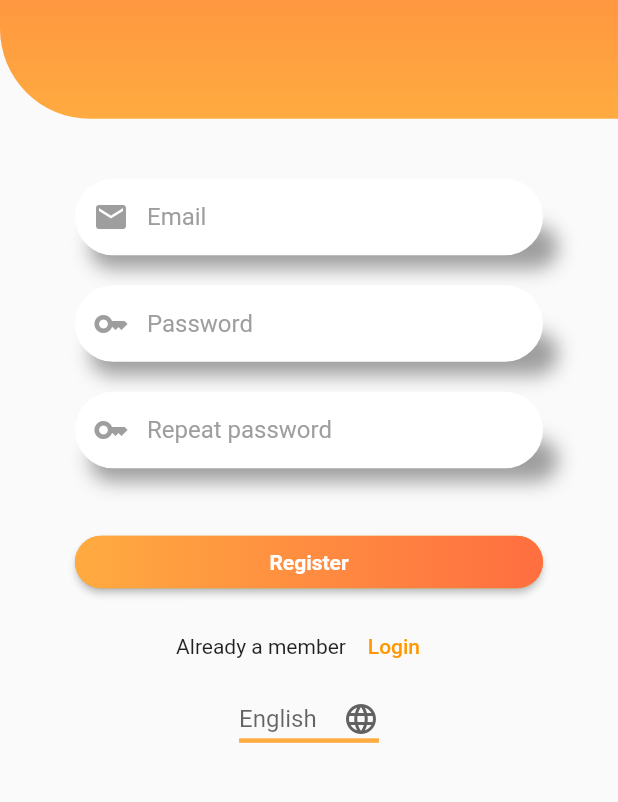
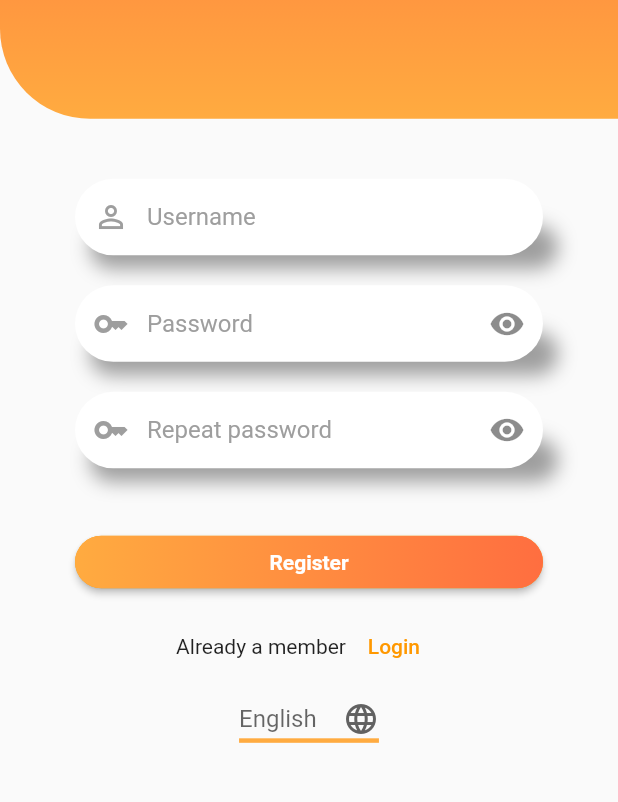
Before and after one commit to bimba9944/Flutter_Todo, a Flutter app: the screen it shows after launch, on a phone screen of 412 x 824 dp, the part 252-1054 px from its top. Run offline on Flutter 3.47's test engine with Material 2 defaults, Android fonts, the phone set to English and light mode, and no system bars; our stand-ins replace flutter_localization, shared_preferences.

Commit message:
zavrsena validacija inputa kao i toggle za password

```diff
--- a/lib/helpers/colorHelper.dart
+++ b/lib/helpers/colorHelper.dart
@@ -1,48 +1,24 @@
 import 'package:flutter/material.dart';
 
 class ColorHelper{
-  static _Container container = _Container();
-  static _DropDownButton dropDown = _DropDownButton();
-  static _AppBar appBar = _AppBar();
-  static _Drawer drawer = _Drawer();
-  static _Button button = _Button();
-  static _InputField input = _InputField();
+  static Color signUpContainer1 = Colors.deepOrangeAccent;
+  static Color signUpContainer2 = Colors.orangeAccent;
+  static Color signUpContainerIcon = Colors.white;
+  static Color logInContainer1 = Colors.deepOrangeAccent;
+  static Color logInContainer2 = Colors.orangeAccent;
+  static Color logInContainerIcon = Colors.white;
+  static Color underLine = Colors.orangeAccent;
+  static Color appBar1 = Colors.deepOrangeAccent;
+  static Color appBar2 = Colors.orangeAccent;
+  static Color appBarPageAfterLogIn = Colors.deepOrangeAccent;
+  static Color appBarIndicatorLine = Colors.white;
+  static Color header1 = Colors.deepOrangeAccent;
+  static Color header2 = Colors.orangeAccent;
+  static Color buttonColor1 = Colors.orangeAccent;
+  static Color buttonColor2 = Colors.deepOrangeAccent;
+  static Color buttonText = Colors.white;
+  static Color inputShadow = Colors.grey;
+  static Color inputIcon = Colors.grey;
+  static Color inputHint = Colors.grey;
+  static Color fillColor = Colors.white;
 }
-
-class _Container{
-  Color signUpContainer1 = Colors.deepOrangeAccent;
-  Color signUpContainer2 = Colors.orangeAccent;
-  Color signUpContainerIcon = Colors.white;
-  Color logInContainer1 = Colors.deepOrangeAccent;
-  Color logInContainer2 = Colors.orangeAccent;
-  Color logInContainerIcon = Colors.white;
-}
-
-class _DropDownButton{
-  Color underLine = Colors.orangeAccent;
-}
-
-class _AppBar{
-  Color appBar1 = Colors.deepOrangeAccent;
-  Color appBar2 = Colors.orangeAccent;
-  Color appBarPageAfterLogIn = Colors.deepOrangeAccent;
-  Color appBarIndicatorLine = Colors.white;
-}
-
-class _Drawer{
-  Color header1 = Colors.deepOrangeAccent;
-  Color header2 = Colors.orangeAccent;
-}
-
-class _Button{
-  Color buttonColor1 = Colors.orangeAccent;
-  Color buttonColor2 = Colors.deepOrangeAccent;
-  Color buttonText = Colors.white;
-}
-
-class _InputField{
-  Color inputShadow = Colors.grey;
-  Color inputIcon = Colors.grey;
-  Color inputHint = Colors.grey;
-  Color fillColor = Colors.white;
-}
--- a/lib/helpers/iconHelper.dart
+++ b/lib/helpers/iconHelper.dart
@@ -1,35 +1,15 @@
 import 'package:flutter/material.dart';
 
 class IconHelper{
-  static _Container container = _Container();
-  static _Input input = _Input();
-  static _Dropdown dropdown = _Dropdown();
-  static _TabBar tabBar = _TabBar();
-  static _Drawer drawer = _Drawer();
+  static IconData signUpContainerIcon = Icons.ac_unit;
+  static IconData logInContainerIcon = Icons.ac_unit;
+  static IconData inputIconPassword = Icons.key;
+  static IconData inputIconUser = Icons.perm_identity;
+  static IconData dropdownIcon = Icons.language;
+  static IconData unFinishedTasks = Icons.work;
+  static IconData finished = Icons.done;
+  static IconData changeLanguage = Icons.language;
+  static IconData changeTheme = Icons.brush;
+  static IconData logOut = Icons.logout;
+  static IconData toglePassword = Icons.visibility;
 }
-
-class _Container{
-  IconData signUpContainerIcon = Icons.ac_unit;
-  IconData logInContainerIcon = Icons.ac_unit;
-}
-
-class _Input{
-  IconData inputIconEmail = Icons.mail;
-  IconData inputIconPassword = Icons.key;
-  IconData inputIconUser = Icons.perm_identity;
-}
-
-class _Dropdown{
-  IconData dropdownIcon = Icons.language;
-}
-
-class _TabBar{
-  IconData unFinishedTasks = Icons.work;
-  IconData finished = Icons.done;
-}
-
-class _Drawer{
-  IconData changeLanguage = Icons.language;
-  IconData changeTheme = Icons.brush;
-  IconData logOut = Icons.logout;
-}
--- a/lib/helpers/languages.dart
+++ b/lib/helpers/languages.dart
@@ -4,13 +4,12 @@ mixin AppLocale {
   static const String changeLanguage = 'Change language';
   static const String changeTheme = 'Change theme';
   static const String logOut = 'Logout';
-  static const String email = 'Email';
   static const String password = 'Password';
   static const String repeatPassword = 'Repeat password';
   static const String register = 'Register';
   static const String alreadyAMember = 'Already a member';
   static const String logIn = 'Login';
-  static const String userOrEmail = 'Username or Email';
+  static const String username = 'Username';
 
   static const Map<String, dynamic> EN = {
     title: 'TODO',
@@ -18,13 +17,12 @@ mixin AppLocale {
     changeLanguage: changeLanguage,
     changeTheme: changeTheme,
     logOut: logOut,
-    email: email,
     password: password,
     repeatPassword:repeatPassword,
     register:register,
     alreadyAMember:alreadyAMember,
     logIn:logIn,
-    userOrEmail:userOrEmail
+    username:username
   };
   static const Map<String, dynamic> KM = {
     title: '去做',
@@ -32,13 +30,12 @@ mixin AppLocale {
     changeLanguage: '改变语言',
     changeTheme: '改变主题',
     logOut: '登出',
-    email: '电子邮件',
     password:'密码',
     repeatPassword: '重复输入密码',
     register: '登记',
     alreadyAMember:'已经是会员',
     logIn:'登录',
-    userOrEmail:'用户名或电子邮件'
+    username:'用户名或电子邮件'
   };
   static const Map<String, dynamic> JA = {
     title: 'する',
@@ -46,12 +43,11 @@ mixin AppLocale {
     changeLanguage: '言語を変更',
     changeTheme: 'テーマを変更',
     logOut: 'ログアウト',
-    email: 'Eメール',
     password:'パスワード',
     repeatPassword:'パスワードを再度入力してください',
     register:'登録',
     alreadyAMember:'すでに会員',
     logIn:'ログインする',
-    userOrEmail:'ユーザー名または電子メール'
+    username:'ユーザー名または電子メール'
   };
 }
--- /dev/null
+++ b/lib/models/enums/inputFieldEnums.dart
@@ -0,0 +1,4 @@
+enum InputFieldEnums {
+  usernameInput,
+  passwordInput,
+}
--- a/lib/pages/signUp.dart
+++ b/lib/pages/signUp.dart
@@ -1,10 +1,11 @@
 import 'package:flutter/material.dart';
 import 'package:flutter_localization/flutter_localization.dart';
+
 import 'package:todo/helpers/iconHelper.dart';
-
 import 'package:todo/helpers/languageHelper.dart';
 import 'package:todo/helpers/languages.dart';
 import 'package:todo/helpers/preferencesHelper.dart';
+import 'package:todo/models/enums/inputFieldEnums.dart';
 import 'package:todo/models/language.dart';
 import 'package:todo/widgets/inputItems.dart';
 import 'package:todo/widgets/buttonItem.dart';
@@ -21,6 +22,7 @@ class _SignUpState extends State<SignUp> {
   List<Language> listOfLanguages = LanguageHelper.languages;
   Language? dropdownValue;
   final FlutterLocalization _localization = FlutterLocalization.instance;
+  final _formKey = GlobalKey<FormState>();
 
   @override
   void initState() {
@@ -37,6 +39,22 @@ class _SignUpState extends State<SignUp> {
 
   void _changePage() {
     Navigator.pushNamed(context, '/LogIn');
+  }
+
+  void validationOnClick() {
+    if (_formKey.currentState!.validate()) {
+      ScaffoldMessenger.of(context).showSnackBar(
+        const SnackBar(content: Text('Processing Data')),
+      );
+    }
+  }
+
+  bool _obscureText = true;
+
+  void togle(){
+    setState(() {
+      _obscureText = !_obscureText;
+    });
   }
 
   @override
@@ -57,8 +75,8 @@ class _SignUpState extends State<SignUp> {
                   begin: Alignment.topCenter,
                   end: Alignment.bottomCenter,
                   colors: [
-                    ColorHelper.container.signUpContainer1,
-                    ColorHelper.container.signUpContainer2,
+                    ColorHelper.signUpContainer1,
+                    ColorHelper.signUpContainer2,
                   ],
                 ),
               ),
@@ -67,8 +85,8 @@ class _SignUpState extends State<SignUp> {
                 mainAxisAlignment: MainAxisAlignment.center,
                 children: <Widget>[
                   Icon(
-                    IconHelper.container.signUpContainerIcon,
-                    color: ColorHelper.container.signUpContainerIcon,
+                    IconHelper.signUpContainerIcon,
+                    color: ColorHelper.signUpContainerIcon,
                     size: 60,
                   ),
                   const Text(
@@ -79,11 +97,40 @@ class _SignUpState extends State<SignUp> {
               ),
             ),
             const SizedBox(height: 30),
-            InputItems(IconHelper.input.inputIconEmail, AppLocale.email.getString(context)),
-            InputItems(IconHelper.input.inputIconPassword, AppLocale.password.getString(context)),
-            InputItems(IconHelper.input.inputIconPassword, AppLocale.repeatPassword.getString(context)),
+            Form(
+              key: _formKey,
+              child: Column(
+                children: [
+                  InputItems(
+                    inputIcon: IconHelper.inputIconUser,
+                    inputHint: AppLocale.username.getString(context),
+                    inputType: InputFieldEnums.usernameInput,
+                    obscureText: false
+                  ),
+                  InputItems(
+                    inputIcon: IconHelper.inputIconPassword,
+                    inputHint: AppLocale.password.getString(context),
+                    inputType: InputFieldEnums.passwordInput,
+                    obscureText: _obscureText,
+                    togleIcon: IconHelper.toglePassword,
+                    onPressed: togle,
+                  ),
+                  InputItems(
+                    inputIcon: IconHelper.inputIconPassword,
+                    inputHint: AppLocale.repeatPassword.getString(context),
+                    inputType: InputFieldEnums.passwordInput,
+                    obscureText: _obscureText,
+                    togleIcon: IconHelper.toglePassword,
+                    onPressed: togle,
+                  ),
+                ],
+              ),
+            ),
             const SizedBox(height: 30),
-            ButtonItem(AppLocale.register.getString(context)),
+            ButtonItem(
+              buttonTxt: AppLocale.register.getString(context),
+              onPressed: validationOnClick,
+            ),
             const SizedBox(height: 10),
             Row(
               mainAxisAlignment: MainAxisAlignment.center,
@@ -97,10 +144,10 @@ class _SignUpState extends State<SignUp> {
             ),
             DropdownButton<Language>(
               borderRadius: BorderRadius.circular(10),
-              underline: Container(color: ColorHelper.dropDown.underLine, height: 3),
+              underline: Container(color: ColorHelper.underLine, height: 3),
               hint: Text(dropdownValue!.languageName),
               key: UniqueKey(),
-              icon: Icon(IconHelper.dropdown.dropdownIcon),
+              icon: Icon(IconHelper.dropdownIcon),
               items: listOfLanguages.map<DropdownMenuItem<Language>>((Language language) {
                 return DropdownMenuItem(value: language, child: Text(language.languageName));
               }).toList(),
--- a/lib/widgets/buttonItem.dart
+++ b/lib/widgets/buttonItem.dart
@@ -3,19 +3,18 @@ import 'package:todo/helpers/colorHelper.dart';
 
 class ButtonItem extends StatelessWidget {
   final String buttonTxt;
+  final Function onPressed;
 
-  ButtonItem(this.buttonTxt);
+  const ButtonItem({super.key, required this.buttonTxt,required this.onPressed,});
 
   @override
   Widget build(BuildContext context) {
-    void changePage(){
-      Navigator.pushNamed(context, '/PageAfterLogIn');
-    }
+
     return Container(
       padding: const EdgeInsets.symmetric(vertical: 5, horizontal: 50),
       height: 45.0,
       child: ElevatedButton(
-        onPressed: changePage,
+        onPressed:() => onPressed(),
         style: ElevatedButton.styleFrom(
           shape: RoundedRectangleBorder(
             borderRadius: BorderRadius.circular(20),
@@ -25,7 +24,7 @@ class ButtonItem extends StatelessWidget {
         child: Ink(
           decoration: BoxDecoration(
               gradient:LinearGradient(
-                colors: [ColorHelper.button.buttonColor1,ColorHelper.button.buttonColor2],
+                colors: [ColorHelper.buttonColor1,ColorHelper.buttonColor2],
                 begin: Alignment.centerLeft,
                 end: Alignment.centerRight,
               ),
@@ -36,7 +35,7 @@ class ButtonItem extends StatelessWidget {
               buttonTxt,
               textAlign: TextAlign.center,
               style:
-                  TextStyle(color: ColorHelper.button.buttonText, fontWeight: FontWeight.bold),
+                  TextStyle(color: ColorHelper.buttonText, fontWeight: FontWeight.bold),
             ),
           ),
         ),
--- a/lib/widgets/inputItems.dart
+++ b/lib/widgets/inputItems.dart
@@ -1,43 +1,81 @@
 import 'package:flutter/material.dart';
 import 'package:todo/helpers/colorHelper.dart';
-
+import 'package:todo/models/enums/inputFieldEnums.dart';
 
 class InputItems extends StatelessWidget {
   final IconData inputIcon;
   final String inputHint;
+  final InputFieldEnums inputType;
+  final IconData? togleIcon;
+  final bool obscureText;
+  final Function? onPressed;
+
+  const InputItems({
+    super.key,
+    required this.inputIcon,
+    required this.inputHint,
+    required this.inputType,
+    this.togleIcon,
+    required this.obscureText,
+    this.onPressed
+  });
+
+  bool isValidUsername(String value) {
+    final usernameRegEx = RegExp(r'[0-9a-zA-Z]{6}');
+    return usernameRegEx.hasMatch(value);
+  }
+
+  bool isValidPassword(String value) {
+    final passwordRegEx = RegExp(r'[0-9a-zA-Z]{6}');
+    return passwordRegEx.hasMatch(value);
+  }
 
 
-  InputItems(this.inputIcon, this.inputHint);
 
   @override
   Widget build(BuildContext context) {
     return Container(
       decoration: BoxDecoration(
         borderRadius: BorderRadius.circular(50),
-        boxShadow:[
+        boxShadow: [
           BoxShadow(
             spreadRadius: -50,
-            color: ColorHelper.input.inputShadow,
+            color: ColorHelper.inputShadow,
             blurRadius: 10,
             offset: Offset(10, 20),
           ),
         ],
       ),
       padding: const EdgeInsets.symmetric(vertical: 10, horizontal: 50),
-      child: Form(
       child: TextFormField(
+      obscureText: obscureText ,
+      controller: null,
+      validator: (value) {
+        String? validatorResult;
+        if (inputType == InputFieldEnums.usernameInput && !isValidUsername(value!)) {
+          validatorResult = 'Invalid username';
+        }
+        else if (inputType == InputFieldEnums.passwordInput && !isValidPassword(value!)) {
+          validatorResult = 'Invalid password';
+        }
+        return validatorResult;
+      },
       decoration: InputDecoration(
         prefixIcon: Icon(
           inputIcon,
-              color: ColorHelper.input.inputIcon,
+          color: ColorHelper.inputIcon,
         ),
+        suffixIcon: IconButton(onPressed: () => onPressed!(), icon: Icon(togleIcon),),
+
         errorStyle: TextStyle(
-              color: Theme.of(context).primaryColor,
+          color: Theme
+              .of(context)
+              .primaryColor,
           fontWeight: FontWeight.bold,
           fontSize: 13,
         ),
         hintText: inputHint,
-            hintStyle:  TextStyle(fontSize: 16, color: ColorHelper.input.inputHint),
+        hintStyle: TextStyle(fontSize: 16, color: ColorHelper.inputHint),
         border: OutlineInputBorder(
           borderRadius: BorderRadius.circular(30),
           borderSide: const BorderSide(
@@ -47,10 +85,9 @@ class InputItems extends StatelessWidget {
         ),
         filled: true,
         contentPadding: const EdgeInsets.all(16),
-            fillColor: ColorHelper.input.fillColor,
+        fillColor: ColorHelper.fillColor,
       ),
-        ),
-      ),
-    );
+    ),);
   }
+
 }
```
Also changed, not shown: lib/pages/logIn.dart (+50 -8 lines), lib/pages/pageAfterLogIn.dart (+8 -8 lines). Lines whose indentation alone changed are shown as unchanged.
